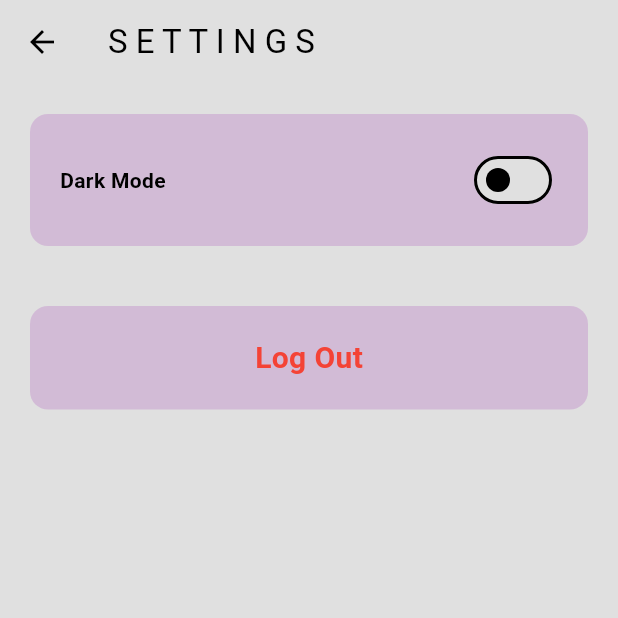
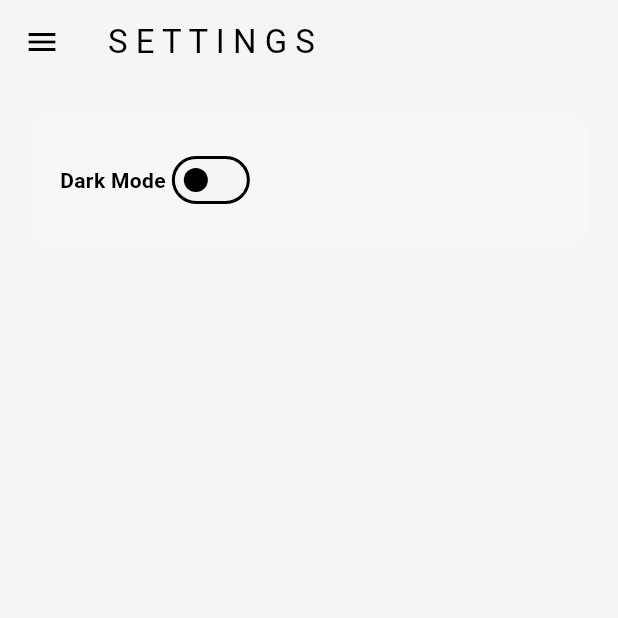
Before and after one commit to GranthikSom/sedo, a Flutter app: the SettingsPage screen opened directly, on a phone screen of 412 x 824 dp, the top half of it. Run offline on Flutter 3.47's test engine with Material 3 defaults, Android fonts, the light colour scheme and no system bars; our stand-ins replace google_maps_flutter.

Commit message:
adding features

```diff
--- a/lib/main.dart
+++ b/lib/main.dart
@@ -3,6 +3,9 @@ import 'package:provider/provider.dart'
     show MultiProvider, ChangeNotifierProvider, Provider;
 import 'package:sedo/pages/first.dart';
 import 'package:sedo/themes/theme_provider.dart' show ThemeProvider;
+
+import 'pages/map_page.dart' show MapPage;
+import 'pages/musicplayer_page.dart' show MusicplayerPage;
 
 void main() {
   runApp(
@@ -13,9 +16,14 @@ void main() {
   );
 }
 
-class MyApp extends StatelessWidget {
+class MyApp extends StatefulWidget {
   const MyApp({super.key});
 
+  @override
+  State<MyApp> createState() => _MyAppState();
+}
+
+class _MyAppState extends State<MyApp> {
   @override
   Widget build(BuildContext context) {
     return MaterialApp(
--- a/lib/pages/settings.dart
+++ b/lib/pages/settings.dart
@@ -1,4 +1,5 @@
 import 'package:flutter/material.dart';
+import 'package:sedo/models/drawer_page.dart';
 import 'package:sedo/themes/theme_provider.dart' show ThemeProvider;
 import 'package:provider/provider.dart';
 
@@ -8,6 +9,7 @@ class SettingsPage extends StatelessWidget {
   @override
   Widget build(BuildContext context) {
     return Scaffold(
+      drawer: DrawerPage(onItemTap: (index) {}),
       appBar: AppBar(title: Text('S E T T I N G S')),
       body: ListView(
         padding: EdgeInsets.zero,
@@ -22,7 +24,6 @@ class SettingsPage extends StatelessWidget {
                 margin: EdgeInsets.all(20),
                 padding: EdgeInsets.all(20),
                 child: Row(
-                  mainAxisAlignment: MainAxisAlignment.spaceBetween,
                   children: [
                     Text(
                       'Dark Mode',
@@ -42,30 +43,6 @@ class SettingsPage extends StatelessWidget {
                   ],
                 ),
               ),
-
-              Container(
-                width: double.infinity,
-                decoration: BoxDecoration(
-                  color: Theme.of(context).colorScheme.primary.withOpacity(0.2),
-                  borderRadius: BorderRadius.circular(12),
-                ),
-                margin: EdgeInsets.all(20),
-                padding: EdgeInsets.all(20),
-                child: Row(
-                  mainAxisAlignment: MainAxisAlignment.center,
-                  children: [
-                    Text(
-                      'Log Out',
-                      style: TextStyle(
-                        fontWeight: FontWeight.bold,
-                        textBaseline: TextBaseline.alphabetic,
-                        fontSize: 20,
-                        color: Colors.red,
-                      ),
-                    ),
-                  ],
-                ),
-              ),
             ],
           ),
         ],
--- a/lib/themes/dark_mode.dart
+++ b/lib/themes/dark_mode.dart
@@ -2,9 +2,10 @@ import 'package:flutter/material.dart';
 
 ThemeData darkmode = ThemeData(
   colorScheme: ColorScheme.dark(
-    surface: Colors.grey.shade800,
-    primary: Colors.black,
-    secondary: Colors.black87,
-    inversePrimary: Colors.grey.shade600,
+    surface: const Color.fromARGB(255, 18, 18, 18),
+    primary: const Color.fromARGB(255, 0, 0, 0),
+    secondary: const Color.fromARGB(255, 44, 44, 44),
+    inversePrimary: const Color.fromARGB(255, 158, 158, 158),
+    tertiary: Colors.white,
   ),
 );
--- a/lib/themes/light_mode.dart
+++ b/lib/themes/light_mode.dart
@@ -2,9 +2,10 @@ import 'package:flutter/material.dart';
 
 ThemeData lightmode = ThemeData(
   colorScheme: ColorScheme.light(
-    surface: Colors.grey.shade300,
-    primary: Colors.purple.shade500,
-    secondary: Colors.purple.shade200,
-    inversePrimary: Colors.grey.shade300,
+    surface: const Color.fromARGB(255, 245, 245, 245),
+    primary: const Color.fromARGB(255, 255, 255, 255),
+    secondary: const Color.fromARGB(255, 220, 220, 220),
+    inversePrimary: const Color.fromARGB(255, 60, 60, 60),
+    tertiary: Colors.black,
   ),
 );
--- a/pubspec.yaml
+++ b/pubspec.yaml
@@ -36,6 +36,7 @@ dependencies:
   cupertino_icons: ^1.0.8
   animated_splash_screen: ^1.3.0
   provider: ^6.1.5+1
+  google_maps_flutter: ^2.17.0
 
 dev_dependencies:
   flutter_test:
```
Also changed, not shown: lib/models/drawer.dart (deleted, +0 -73 lines), lib/models/drawer_page.dart (+49 -92 lines), lib/pages/first.dart (+50 -5 lines), lib/pages/map_page.dart (+24 -0 lines), lib/pages/musicplayer_page.dart (+15 -0 lines), lib/pages/speedometer.dart (+15 -0 lines), pubspec.lock, 9 other files.
